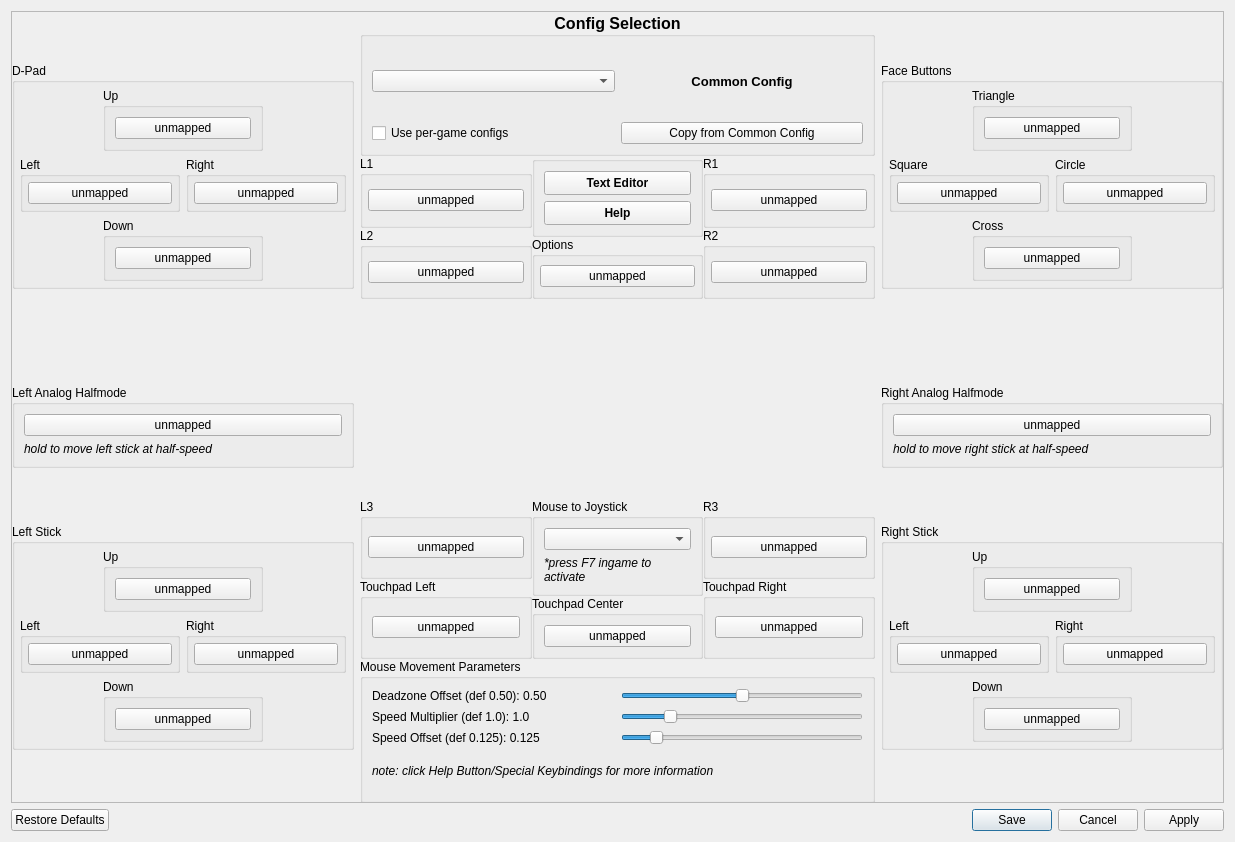
First picture: the form in src/qt_gui/kbm_gui.ui, repository shadps4-emu/shadPS4, before the edit.
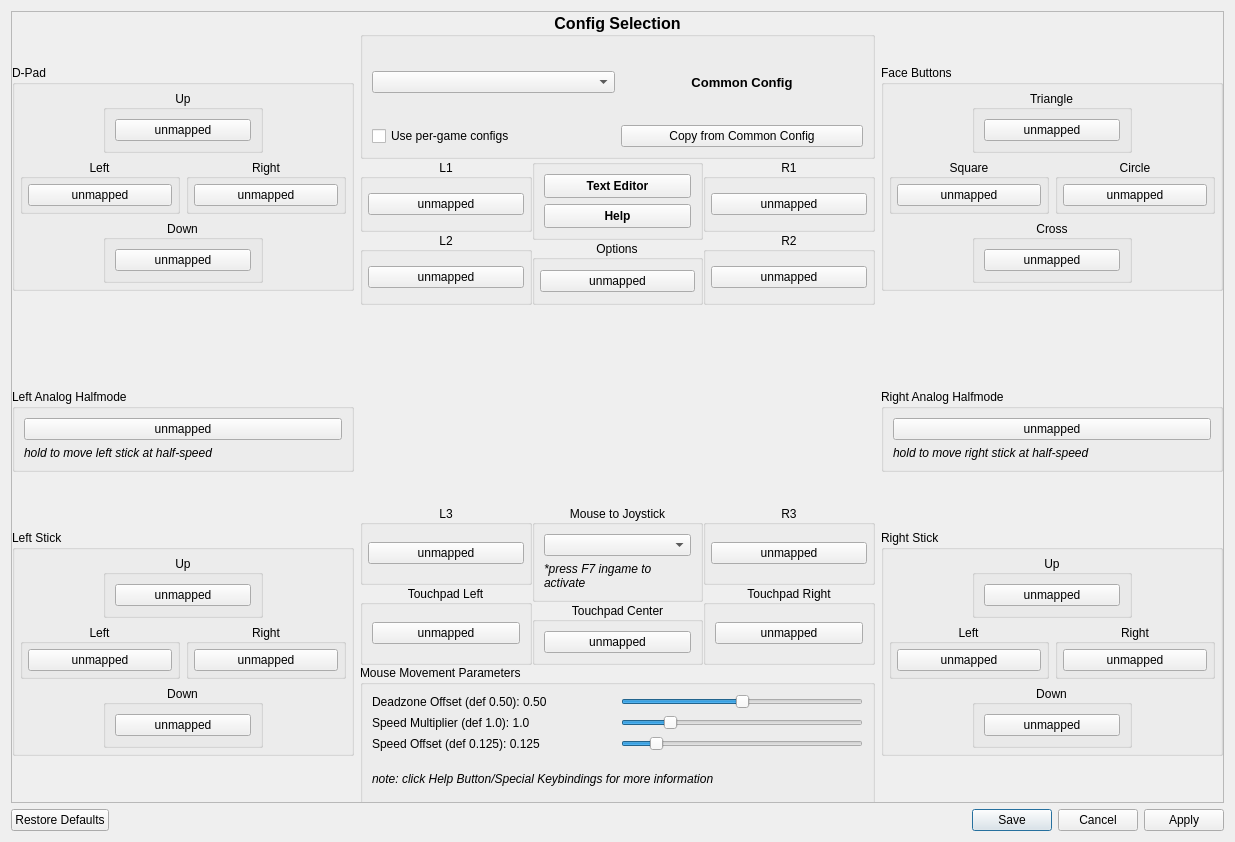
Second picture: the form after the edit. Icons and pictures are not drawn.

Commit message: minor adjustments to the interface and translation

What changed in the file:
```diff
--- a/src/qt_gui/kbm_gui.ui
+++ b/src/qt_gui/kbm_gui.ui
@@ -54,7 +54,7 @@
          <x>0</x>
          <y>0</y>
          <width>1211</width>
-         <height>791</height>
+         <height>800</height>
         </rect>
        </property>
        <layout class="QHBoxLayout" name="RemapLayout">
@@ -134,6 +134,9 @@
                   <property name="title">
                    <string>Up</string>
                   </property>
+                  <property name="alignment">
+                   <set>Qt::AlignmentFlag::AlignCenter</set>
+                  </property>
                   <layout class="QHBoxLayout" name="horizontalLayout_4">
                    <item>
                     <widget class="QPushButton" name="DpadUpButton">
@@ -164,6 +167,9 @@
                  <property name="title">
                   <string>Left</string>
                  </property>
+                 <property name="alignment">
+                  <set>Qt::AlignmentFlag::AlignCenter</set>
+                 </property>
                  <layout class="QVBoxLayout" name="gb_dpad_left_layout">
                   <property name="leftMargin">
                    <number>5</number>
@@ -201,6 +207,9 @@
                  <property name="title">
                   <string>Right</string>
                  </property>
+                 <property name="alignment">
+                  <set>Qt::AlignmentFlag::AlignCenter</set>
+                 </property>
                  <layout class="QVBoxLayout" name="gb_dpad_right_layout">
                   <property name="leftMargin">
                    <number>5</number>
@@ -261,6 +270,9 @@
                   <property name="title">
                    <string>Down</string>
                   </property>
+                  <property name="alignment">
+                   <set>Qt::AlignmentFlag::AlignCenter</set>
+                  </property>
                   <layout class="QHBoxLayout" name="horizontalLayout_3">
                    <item>
                     <widget class="QPushButton" name="DpadDownButton">
@@ -408,6 +420,9 @@
                   <property name="title">
                    <string>Up</string>
                   </property>
+                  <property name="alignment">
+                   <set>Qt::AlignmentFlag::AlignCenter</set>
+                  </property>
                   <layout class="QVBoxLayout" name="verticalLayout_10">
                    <item>
                     <widget class="QPushButton" name="LStickUpButton">
@@ -438,6 +453,9 @@
                  <property name="title">
                   <string>Left</string>
                  </property>
+                 <property name="alignment">
+                  <set>Qt::AlignmentFlag::AlignCenter</set>
+                 </property>
                  <layout class="QVBoxLayout" name="gb_left_stick_left_layout">
                   <property name="leftMargin">
                    <number>5</number>
@@ -481,6 +499,9 @@
                  <property name="title">
                   <string>Right</string>
                  </property>
+                 <property name="alignment">
+                  <set>Qt::AlignmentFlag::AlignCenter</set>
+                 </property>
                  <layout class="QVBoxLayout" name="gb_left_stick_right_layout">
                   <property name="leftMargin">
                    <number>5</number>
@@ -541,6 +562,9 @@
                   <property name="title">
                    <string>Down</string>
                   </property>
+                  <property name="alignment">
+                   <set>Qt::AlignmentFlag::AlignCenter</set>
+                  </property>
                   <layout class="QVBoxLayout" name="verticalLayout_8">
                    <item>
                     <widget class="QPushButton" name="LStickDownButton">
@@ -707,7 +731,10 @@
                  </size>
                 </property>
                 <property name="title">
-                 <string>L1</string>
+                 <string notr="true">L1</string>
+                </property>
+                <property name="alignment">
+                 <set>Qt::AlignmentFlag::AlignCenter</set>
                 </property>
                 <layout class="QVBoxLayout" name="gb_l1_layout">
                  <property name="leftMargin">
@@ -756,7 +783,10 @@
                  </size>
                 </property>
                 <property name="title">
-                 <string>L2</string>
+                 <string notr="true">L2</string>
+                </property>
+                <property name="alignment">
+                 <set>Qt::AlignmentFlag::AlignCenter</set>
                 </property>
                 <layout class="QVBoxLayout" name="gb_l2_layout">
                  <property name="leftMargin">
@@ -881,6 +911,9 @@
                 <property name="title">
                  <string>Options</string>
                 </property>
+                <property name="alignment">
+                 <set>Qt::AlignmentFlag::AlignCenter</set>
+                </property>
                 <layout class="QVBoxLayout" name="gb_start_layout">
                  <property name="leftMargin">
                   <number>5</number>
@@ -932,7 +965,10 @@
                  </size>
                 </property>
                 <property name="title">
-                 <string>R1</string>
+                 <string notr="true">R1</string>
+                </property>
+                <property name="alignment">
+                 <set>Qt::AlignmentFlag::AlignCenter</set>
                 </property>
                 <layout class="QVBoxLayout" name="gb_r1_layout">
                  <property name="leftMargin">
@@ -981,7 +1017,10 @@
                  </size>
                 </property>
                 <property name="title">
-                 <string>R2</string>
+                 <string notr="true">R2</string>
+                </property>
+                <property name="alignment">
+                 <set>Qt::AlignmentFlag::AlignCenter</set>
                 </property>
                 <layout class="QVBoxLayout" name="gb_r2_layout">
                  <property name="leftMargin">
@@ -1087,7 +1126,10 @@
                  </size>
                 </property>
                 <property name="title">
-                 <string>L3</string>
+                 <string notr="true">L3</string>
+                </property>
+                <property name="alignment">
+                 <set>Qt::AlignmentFlag::AlignCenter</set>
                 </property>
                 <layout class="QVBoxLayout" name="gb_l3_layout">
                  <property name="leftMargin">
@@ -1126,6 +1168,9 @@
                 <property name="title">
                  <string>Touchpad Left</string>
                 </property>
+                <property name="alignment">
+                 <set>Qt::AlignmentFlag::AlignCenter</set>
+                </property>
                 <layout class="QVBoxLayout" name="verticalLayout_17">
                  <item>
                   <widget class="QPushButton" name="TouchpadLeftButton">
@@ -1158,6 +1203,9 @@
                 <property name="title">
                  <string>Mouse to Joystick</string>
                 </property>
+                <property name="alignment">
+                 <set>Qt::AlignmentFlag::AlignCenter</set>
+                </property>
                 <layout class="QVBoxLayout" name="verticalLayout_22">
                  <item>
                   <widget class="QComboBox" name="MouseJoystickBox">
@@ -1189,6 +1237,9 @@
                 <property name="title">
                  <string>Touchpad Center</string>
                 </property>
+                <property name="alignment">
+                 <set>Qt::AlignmentFlag::AlignCenter</set>
+                </property>
                 <layout class="QVBoxLayout" name="verticalLayout_11">
                  <item>
                   <widget class="QPushButton" name="TouchpadCenterButton">
@@ -1219,7 +1270,10 @@
                  </size>
                 </property>
                 <property name="title">
-                 <string>R3</string>
+                 <string notr="true">R3</string>
+                </property>
+                <property name="alignment">
+                 <set>Qt::AlignmentFlag::AlignCenter</set>
                 </property>
                 <layout class="QVBoxLayout" name="gb_r3_layout">
                  <property name="leftMargin">
@@ -1270,6 +1324,9 @@
                 <property name="title">
                  <string>Touchpad Right</string>
                 </property>
+                <property name="alignment">
+                 <set>Qt::AlignmentFlag::AlignCenter</set>
+                </property>
                 <layout class="QVBoxLayout" name="verticalLayout_9">
                  <item>
                   <widget class="QPushButton" name="TouchpadRightButton">
@@ -1533,6 +1590,9 @@
                   <property name="title">
                    <string>Triangle</string>
                   </property>
+                  <property name="alignment">
+                   <set>Qt::AlignmentFlag::AlignCenter</set>
+                  </property>
                   <layout class="QVBoxLayout" name="verticalLayout_3">
                    <item>
                     <widget class="QPushButton" name="TriangleButton">
@@ -1563,6 +1623,9 @@
                  <property name="title">
                   <string>Square</string>
                  </property>
+                 <property name="alignment">
+                  <set>Qt::AlignmentFlag::AlignCenter</set>
+                 </property>
                  <layout class="QVBoxLayout" name="gb_square_layout">
                   <property name="leftMargin">
                    <number>5</number>
@@ -1600,6 +1663,9 @@
                  <property name="title">
                   <string>Circle</string>
                  </property>
+                 <property name="alignment">
+                  <set>Qt::AlignmentFlag::AlignCenter</set>
+                 </property>
                  <layout class="QVBoxLayout" name="gb_circle_layout">
                   <property name="leftMargin">
                    <number>5</number>
@@ -1660,6 +1726,9 @@
                   <property name="title">
                    <string>Cross</string>
                   </property>
+                  <property name="alignment">
+                   <set>Qt::AlignmentFlag::AlignCenter</set>
+                  </property>
                   <layout class="QVBoxLayout" name="verticalLayout_5">
                    <item>
                     <widget class="QPushButton" name="CrossButton">
@@ -1807,6 +1876,9 @@
                   <property name="title">
                    <string>Up</string>
                   </property>
+                  <property name="alignment">
+                   <set>Qt::AlignmentFlag::AlignCenter</set>
+                  </property>
                   <layout class="QVBoxLayout" name="verticalLayout_7">
                    <item>
                     <widget class="QPushButton" name="RStickUpButton">
@@ -1843,6 +1915,9 @@
                  <property name="title">
                   <string>Left</string>
                  </property>
+                 <property name="alignment">
+                  <set>Qt::AlignmentFlag::AlignCenter</set>
+                 </property>
                  <layout class="QVBoxLayout" name="gb_right_stick_left_layout">
                   <property name="leftMargin">
                    <number>5</number>
@@ -1880,6 +1955,9 @@
                  <property name="title">
                   <string>Right</string>
                  </property>
+                 <property name="alignment">
+                  <set>Qt::AlignmentFlag::AlignCenter</set>
+                 </property>
                  <layout class="QVBoxLayout" name="gb_right_stick_right_layout">
                   <property name="leftMargin">
                    <number>5</number>
@@ -1940,6 +2018,9 @@
                   <property name="title">
                    <string>Down</string>
                   </property>
+                  <property name="alignment">
+                   <set>Qt::AlignmentFlag::AlignCenter</set>
+                  </property>
                   <layout class="QVBoxLayout" name="verticalLayout_6">
                    <item>
                     <widget class="QPushButton" name="RStickDownButton">
```
The commit also changes 3 other files.
